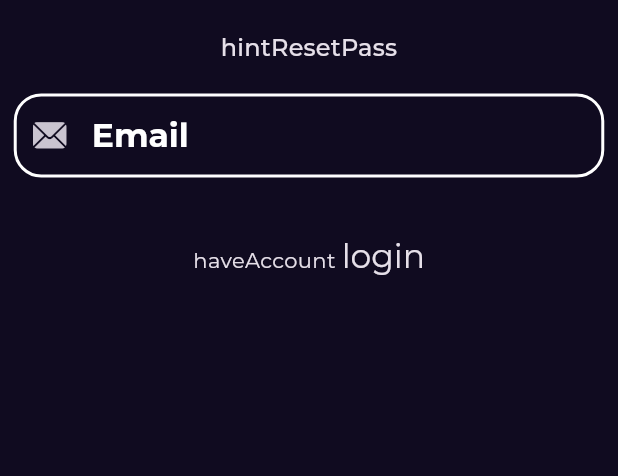
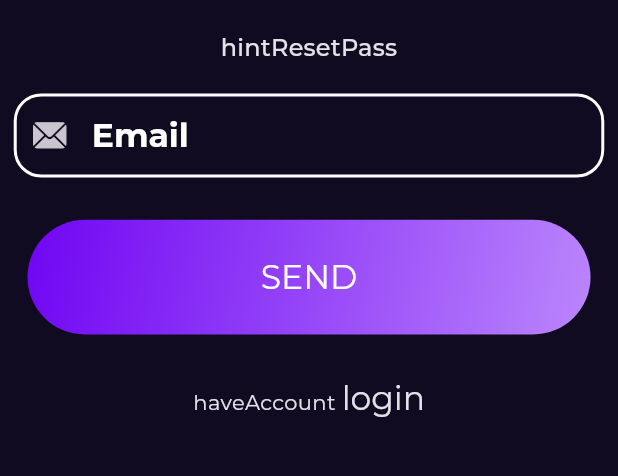
Before and after one commit to khaled-dreat/Bookly_app, a Flutter app: the PageForgotPass screen opened directly, on a phone screen of 412 x 824 dp, the part 206-682 px from its top. Run offline on Flutter 3.47's test engine with Material 3 defaults, Android fonts, the phone set to English and light mode, and no system bars; our stand-ins replace bloc, cached_network_image, chips_choice, country_picker, dartz, dio and 18 more; missing offline and left inert: dart:ffi, svg_flutter; accounts and stored records are empty.

Commit message:
Fix Error in Auth Page(User Model)

```diff
--- a/lib/core/utils/routes/app_routes.dart
+++ b/lib/core/utils/routes/app_routes.dart
@@ -1,5 +1,6 @@
 import 'package:clean_arch_bookly_app/features/auth/presentation/view/sign_in.dart';
 import 'package:flutter/material.dart';
+import '../../../features/auth/presentation/view/forgot_pass.dart';
 import '../../../features/auth/presentation/view/register.dart';
 import '../../../features/auth/presentation/view/wrapper.dart';
 import '../../../features/category/presentation/book_categorie/view/book_categories_view.dart';
@@ -27,6 +28,7 @@ class AppRoutes {
     PageSignIn.nameRoute: (context) => const PageSignIn(),
     WrapperView.nameRoute: (context) => const WrapperView(),
     PageRegister.nameRoute: (context) => const PageRegister(),
+    PageForgotPass.nameRoute: (context) => const PageForgotPass(),
   };
 
   // * inti Route
--- a/lib/features/auth/presentation/maneg/auth_cubit/auth_cubit.dart
+++ b/lib/features/auth/presentation/maneg/auth_cubit/auth_cubit.dart
@@ -37,7 +37,7 @@ class AuthCubit extends Cubit<AuthState> {
   }
 
   // * Register
-  Future<void> authMethod({bool isSignIn = true}) async {
+  Future<User?> authMethod({bool isSignIn = true}) async {
     try {
       emit(AuthLoading());
       UserCredential resultUser = isSignIn
@@ -46,9 +46,12 @@ class AuthCubit extends Cubit<AuthState> {
           : await firebaseAuth.createUserWithEmailAndPassword(
               email: userAuth.email!, password: userAuth.password!);
       if (resultUser.user != null) {
-        emit(AuthSuccess(user: resultUser.user!));
+        emit(AuthLoading());
+//emit(AuthSuccess(user: resultUser.user!));
+        return resultUser.user!;
       } else {
         emit(AuthFailure(errMessage: AppLangKey.notAccount));
+        return null;
       }
     } on SocketException {
       emit(AuthFailure(errMessage: AppLangKey.noInternet));
@@ -57,5 +60,24 @@ class AuthCubit extends Cubit<AuthState> {
     } catch (error) {
       emit(AuthFailure(errMessage: error.toString()));
     }
+    return null;
   }
+/*
+  // * Forgot pass
+  Future<void> resetPass() async {
+    try {
+      await firebaseAuth.sendPasswordResetEmail(email: userAuth.email!);
+    } on SocketException {
+      emit(AuthFailure(errMessage: AppLangKey.noInternet));
+    } on FirebaseAuthException catch (error) {
+      emit(AuthFailure(errMessage: error.message ?? ""));
+    } catch (error) {
+      emit(AuthFailure(errMessage: error.toString()));
+    }
+  }
+
+  // * signOut
+  Future<void> signOut() async {
+    firebaseAuth.signOut();
+  }*/
 }
--- a/lib/features/auth/presentation/view/forgot_pass.dart
+++ b/lib/features/auth/presentation/view/forgot_pass.dart
@@ -1,10 +1,13 @@
 import 'package:flutter/material.dart';
+import 'package:flutter_bloc/flutter_bloc.dart';
 import 'package:flutter_screenutil/flutter_screenutil.dart';
 
 import '../../../../core/utils/dime/app_dime.dart';
 import '../../../../core/utils/language/app_lang_key.dart';
 import '../../../../core/utils/theme/app_theme.dart';
 
+import '../../../profile/presentation/views/widgets/custom_btn.dart';
+import '../maneg/auth_cubit/auth_cubit.dart';
 import 'widgets/auth_app_bar.dart';
 import 'widgets/auth_app_icon.dart';
 import 'widgets/auth_field_email.dart';
@@ -48,20 +51,18 @@ class PageForgotPass extends StatelessWidget {
                   // * Space
                   AppDime.lg.verticalSpace,
                   // * Button Sign in
-                  //  TODO      pAuth.loading
-                  //            ? const AppLoading(loading: TypeLoading.send)
-                  //            : CustomBtn(
-                  //                title: AppLangKey.send,
-                  //                onTap: () {
-                  //                  if (keyForm.currentState?.validate() ?? false) {
-                  //                    // ✅
+                  CustomBtn(
+                    title: AppLangKey.send,
+                    onTap: () async {
+                      if (keyForm.currentState?.validate() ?? false) {
+                        // ✅
 
-                  //                    keyForm.currentState?.save();
-                  //                    pAuth.resetPass();
-                  //                    Navigator.pop(context);
-                  //                  }
-                  //                },
-                  //              ),
+                        keyForm.currentState?.save();
+                        //        await context.read<AuthCubit>().resetPass();
+                        Navigator.pop(context);
+                      }
+                    },
+                  ),
                   // * Space
                   AppDime.lg.verticalSpace,
                   // * Footer
--- a/lib/features/auth/presentation/view/sign_in.dart
+++ b/lib/features/auth/presentation/view/sign_in.dart
@@ -56,23 +56,22 @@ class PageSignIn extends StatelessWidget {
                   const AuthForgotPass(),
 
                   // * Button Sign in
-                  //   pAuth.loading
-                  //   ? const AppLoading(loading: TypeLoading.send)
-                  //   :
+
                   CustomBtn(
                     title: AppLangKey.login,
                     onTap: () async {
+                      keyForm.currentState?.save();
                       await context.read<AuthCubit>().authMethod();
 
                       if (keyForm.currentState?.validate() ?? false) {
                         // ✅
                         log("✅");
-
                         BlocBuilder<AuthCubit, AuthState>(
                             builder: (context, state) {
-                          keyForm.currentState?.save();
                           if (state is AuthFailure) {
                             return AppToast.toast(state.errMessage);
+                          } else if (state is AuthLoading) {
+                            return const AppLoading(loading: TypeLoading.send);
                           }
                           return const AppLoading(loading: TypeLoading.send);
                         });
```
Also changed, not shown: lib/features/splach/presentation/views/splach/widgets/splach_view_body.dart (+4 -7 lines).
